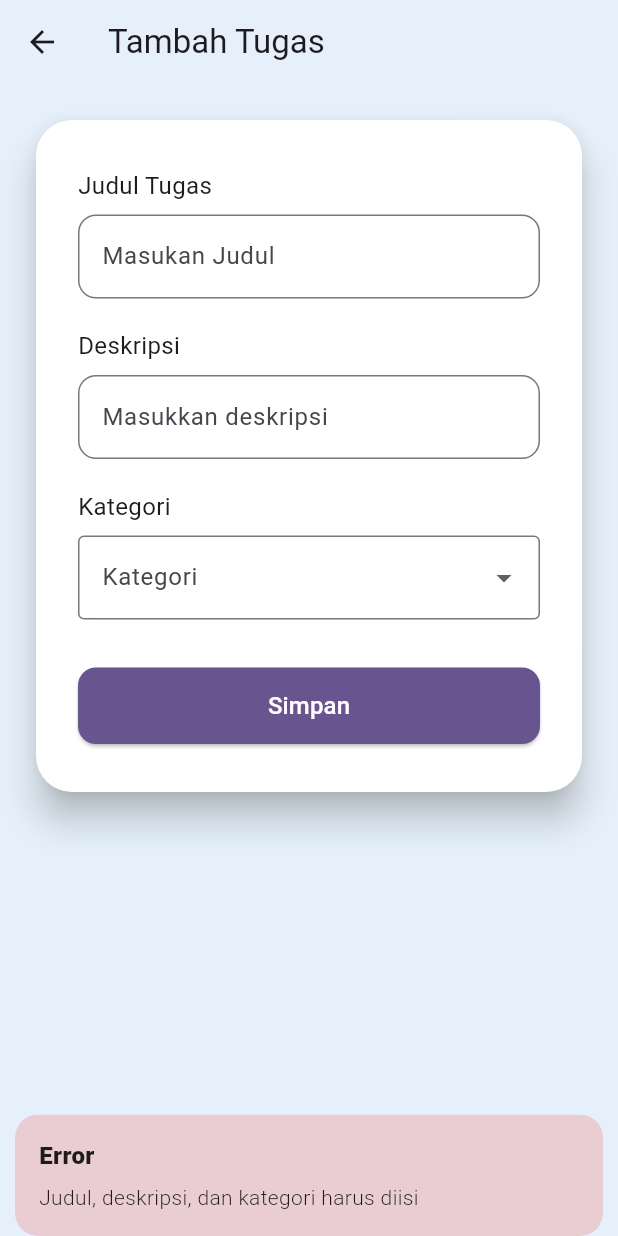
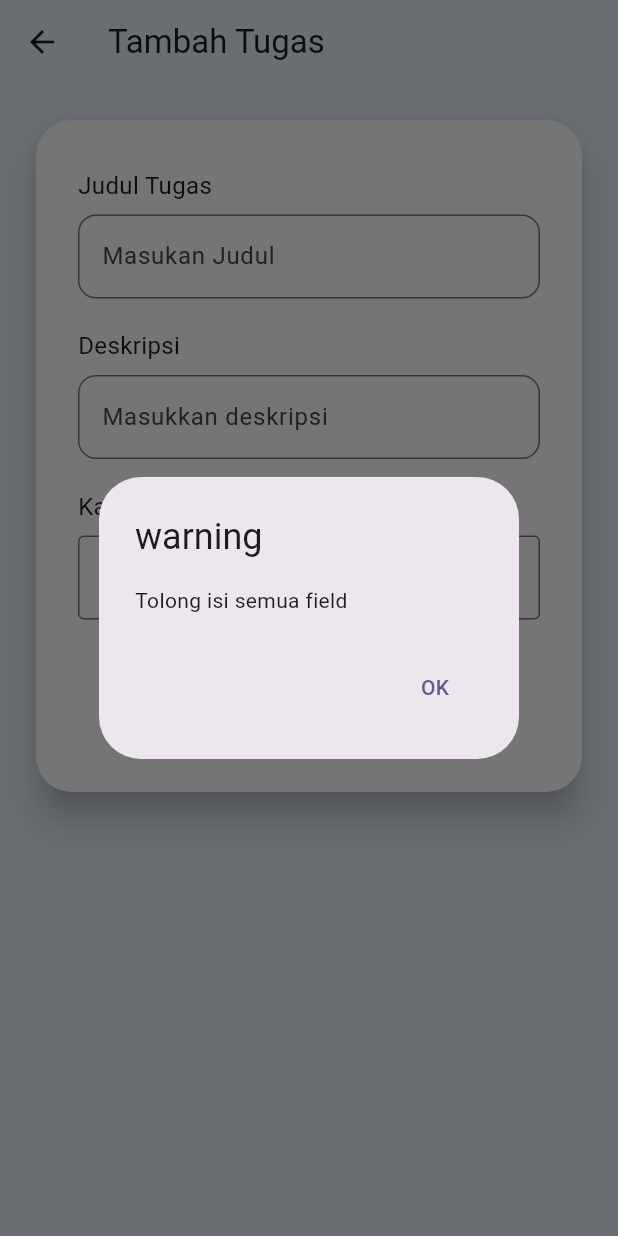
Before and after one commit to Dvonne-D-Thales/todolist, a Flutter app: the AddPage screen opened by its route, after a tap on "Simpan", on a phone screen of 412 x 824 dp. Run offline on Flutter 3.47's test engine with Material 3 defaults, Android fonts, the phone set to English and light mode, and no system bars; our stand-ins replace get.

Commit message:
Update button, profile images, dan perbaikan UI

```diff
--- a/lib/controllers/add_controller.dart
+++ b/lib/controllers/add_controller.dart
@@ -5,7 +5,6 @@ import 'package:todolist/controllers/todolist_controller.dart';
 class AddController extends GetxController {
   final titleController = TextEditingController();
   final descController = TextEditingController();
-
   final todoController = Get.find<TodoController>();
 
   /// simpan kategori yang dipilih
@@ -17,16 +16,26 @@ class AddController extends GetxController {
     }
   }
 
-  void saveTask() {
+  void saveTask(BuildContext context) {
     if (titleController.text.trim().isEmpty ||
         descController.text.trim().isEmpty ||
         category.value.isEmpty) {
-      Get.snackbar(
-        "Error",
-        "Judul, deskripsi, dan kategori harus diisi",
-        snackPosition: SnackPosition.BOTTOM,
-        // ignore: deprecated_member_use
-        backgroundColor: Colors.red.withOpacity(0.2),
+      showDialog(
+        context: context,
+        builder: (context) {
+          return AlertDialog(
+            title: const Text("warning"),
+            content: const Text("Tolong isi semua field"),
+            actions: [
+              TextButton(
+                onPressed: () {
+                  Navigator.of(context).pop();
+                },
+                child: const Text("OK"),
+              ),
+            ],
+          );
+        },
       );
     } else {
       todoController.addTodo(
--- a/lib/controllers/auth_controller.dart
+++ b/lib/controllers/auth_controller.dart
@@ -3,8 +3,8 @@ import 'package:get/get.dart';
 import 'package:todolist/routes/routes.dart';
 
 class AuthController extends GetxController {
-  final correctUsername = "sasi";
-  final correctPassword = "enriko";
+  final correctUsername = "sasiEnriko";
+  final correctPassword = "jangkarLaut";
 
   void login(BuildContext context, String email, String password,
       TextEditingController emailController, TextEditingController passwordController) {
--- a/lib/pages/add_page.dart
+++ b/lib/pages/add_page.dart
@@ -47,17 +47,18 @@ class AddPage extends StatelessWidget {
               const SizedBox(height: 20),
               const Text("Kategori", style: TextStyle(fontSize: 16)),
               const SizedBox(height: 8),
-              DropdownButtonfield(
-                onChanged: controller.setCategory,
-              ),
+              DropdownButtonfield(onChanged: controller.setCategory),
               const SizedBox(height: 32),
-              SizedBox(
-                width: double.infinity,
+              Center(
                 child: CustomButton(
-                  text: 'Simpan',
-                  onPressed: controller.saveTask,
-                  borderRadius: 5,
-                  elevation: 2,
+                  text: "Simpan",
+                  color: Colors.deepPurple,
+                  textColor: Colors.white,
+                  onPressed: () {
+                    controller.saveTask(context);
+                  },
+                  borderRadius: 16,
+                  elevation: 4,
                 ),
               ),
             ],
--- a/lib/widgets/dropdown_buttonfield.dart
+++ b/lib/widgets/dropdown_buttonfield.dart
@@ -10,7 +10,11 @@ class DropdownButtonfield extends StatelessWidget {
     this.onChanged,
   });
 
-  final List<String> items = const ["School", "Business", "Personal"];
+  final List<Map<String, dynamic>> items = const [
+    {"label": "School", "icon": Icons.school},
+    {"label": "Business", "icon": Icons.business_center},
+    {"label": "Personal", "icon": Icons.person},
+  ];
 
   @override
   Widget build(BuildContext context) {
@@ -19,11 +23,17 @@ class DropdownButtonfield extends StatelessWidget {
         labelText: "Kategori",
         border: OutlineInputBorder(),
       ),
-      value: value, // value dikontrol dari luar
-      items: items.map((String item) {
+      value: value,
+      items: items.map((item) {
         return DropdownMenuItem<String>(
-          value: item,
-          child: Text(item),
+          value: item["label"],
+          child: Row(
+            children: [
+              Icon(item["icon"], size: 20, color: Colors.deepPurple),
+              const SizedBox(width: 8),
+              Text(item["label"]),
+            ],
+          ),
         );
       }).toList(),
       onChanged: onChanged,
```
Also changed, not shown: lib/controllers/history_controller.dart (+13 -3 lines), lib/controllers/todolist_controller.dart (+29 -6 lines), lib/pages/profile_page.dart (+29 -23 lines), lib/pages/todolist_page.dart (+29 -10 lines), lib/widgets/history_card.dart (+16 -3 lines), lib/widgets/todo_card.dart (+20 -3 lines), pubspec.yaml (+5 -3 lines).
